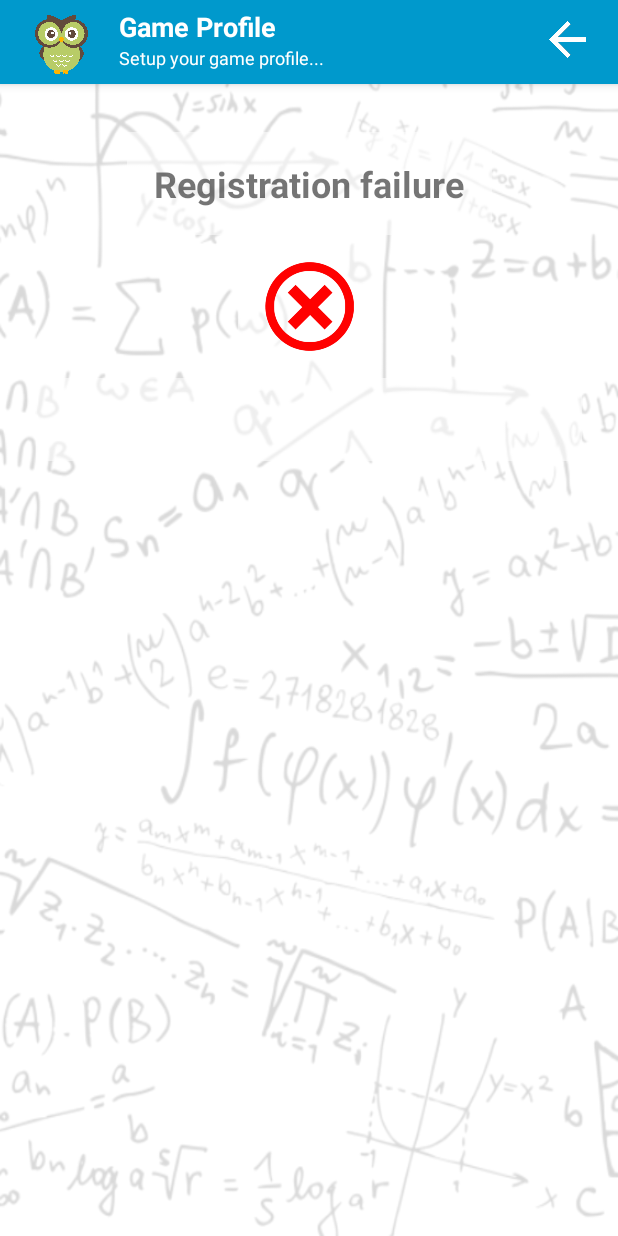
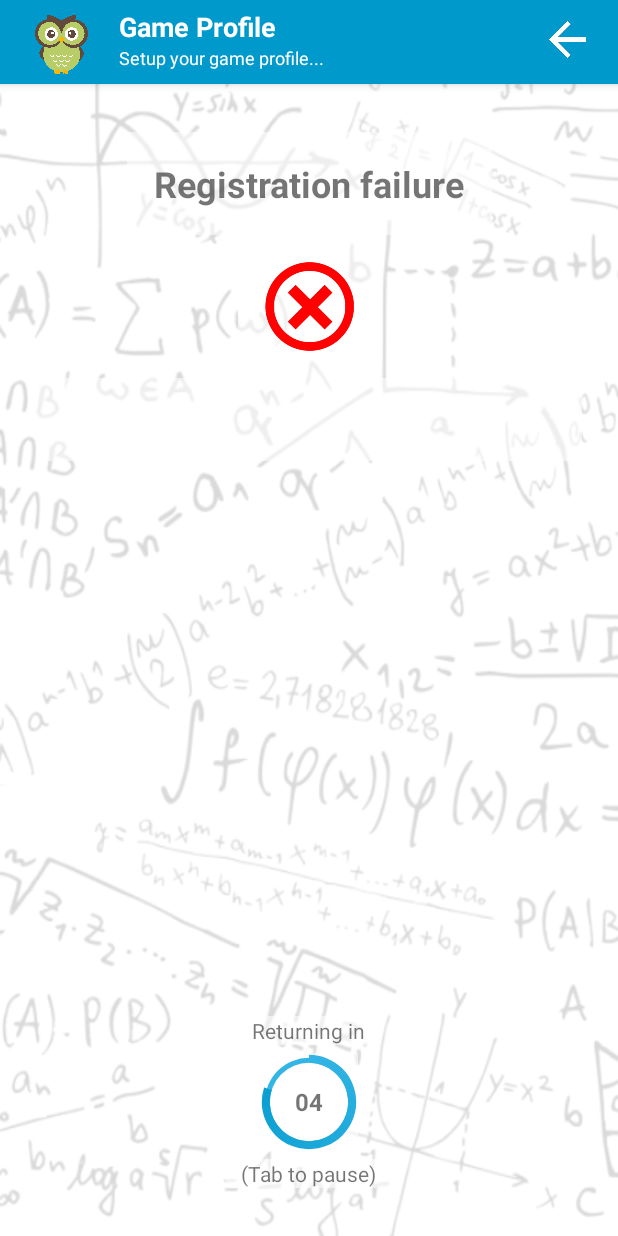
Before and after one commit to dennisbr3003/MyRegistration, an Android app: the fragment ResultFragment placed in its activity, on a phone screen of 412 x 824 dp. Run offline under Robolectric (Android 15) with nearby library versions, the phone set to English and light mode, and no system bars; network calls fail; 8 statements that could not run were skipped.

Commit message:
Result fragment. Added circular countdown progress bar

```diff
--- a/app/src/main/java/com/dennisbrink/mt/global/myregistration/RegisterActivity.java
+++ b/app/src/main/java/com/dennisbrink/mt/global/myregistration/RegisterActivity.java
@@ -151,8 +151,6 @@ public class RegisterActivity extends AppCompatActivity implements IRegisterActi
         // the get the custom layout to use full width
         this.getSupportActionBar().setCustomView(v, new Toolbar.LayoutParams(ViewGroup.LayoutParams.MATCH_PARENT, ViewGroup.LayoutParams.WRAP_CONTENT));
 
-
-
     }
 
 }
--- a/app/src/main/java/com/dennisbrink/mt/global/myregistration/ResultFragment.java
+++ b/app/src/main/java/com/dennisbrink/mt/global/myregistration/ResultFragment.java
@@ -4,24 +4,35 @@ import android.content.Intent;
 import android.os.Bundle;
 
 import androidx.fragment.app.Fragment;
-
+import android.os.CountDownTimer;
 import android.view.LayoutInflater;
 import android.view.View;
 import android.view.ViewGroup;
 import android.widget.ImageView;
+import android.widget.ProgressBar;
+import android.widget.RelativeLayout;
 import android.widget.TextView;
+
+import java.util.Locale;
 
 public class ResultFragment extends Fragment {
 
     boolean onlineRegistration;
 
-    TextView tvResult, tvMsg;
+    TextView tvResult, tvMsg, tvTime, tvStatus;
     ImageView ivRegisterResult;
+    CountDownTimer countDownTimer;
+    long time_left_in_millis = 5000;
+    Boolean timerIsRunning = false;
+
+    RelativeLayout rl;
+    static int progressBarMaxValue = 5;
+    ProgressBar progressBar;
 
     public ResultFragment() {
         // Required empty public constructor
     }
-// TODO countdowntimer (ContDownTimer) see Ferdi The Fly sow we can auto "go back" use circular progress bar
+
     @Override
     public void onCreate(Bundle savedInstanceState) {
         super.onCreate(savedInstanceState);
@@ -37,19 +48,76 @@ public class ResultFragment extends Fragment {
         tvMsg = v.findViewById(R.id.tvMsg);
         ivRegisterResult = v.findViewById(R.id.ivRegisterResult);
 
+        progressBar = v.findViewById(R.id.pbRegisterResult);
+        tvTime = v.findViewById(R.id.tvTime);
+        tvStatus = v.findViewById(R.id.tvStatus);
+
+        rl = v.findViewById(R.id.progressBarLayout);
+        tvTime.setText(String.format(Locale.getDefault(), "%02d", progressBarMaxValue));
+        progressBar.setMax(progressBarMaxValue);
+        progressBar.setProgress(progressBarMaxValue);
+
         Intent i = getActivity().getIntent();
         onlineRegistration = i.getBooleanExtra("ONLINE_REGISTRATION", false);
 
         if(onlineRegistration) {
-            tvResult.setText("Registration successful");
+            tvResult.setText(R.string.registration_successful);
             ivRegisterResult.setImageResource(R.drawable.checkok);
         } else {
-            tvResult.setText("Registration failure");
+            tvResult.setText(R.string.registration_failure);
             ivRegisterResult.setImageResource(R.drawable.error);
             tvMsg.setVisibility(View.VISIBLE);
             tvMsg.setText(i.getStringExtra("MSG"));
         }
 
+        rl.setOnClickListener(view -> {
+            if(!timerIsRunning) {
+                startTimer();
+                tvStatus.setText(R.string.tab_to_pause);
+            } else {
+                pauseTimer();
+                tvStatus.setText(R.string.tab_to_resume);
+            }
+        });
+
+        // start countdown timer (5 sec)
+        startTimer();
         return v;
     }
+
+    public void startTimer(){
+
+        countDownTimer = new CountDownTimer(time_left_in_millis, 1000) { // every second
+
+            @Override
+            public void onTick(long millisUntilFinished) {
+                time_left_in_millis = millisUntilFinished;
+                updateTimerText();
+            }
+
+            @Override
+            public void onFinish() {
+                // same as wrong answer
+                timerIsRunning = false;
+                pauseTimer();
+                updateTimerText();
+                // press back programmatically (method available to activity, not to fragment)
+                requireActivity().getOnBackPressedDispatcher().onBackPressed();
+            }
+
+        }.start();
+        timerIsRunning = true;
+    }
+
+    public void updateTimerText(){
+        int second = (int)(time_left_in_millis / 1000);
+        tvTime.setText(String.format(Locale.getDefault(), "%02d", second));
+        progressBar.setProgress(second, true);
+    }
+
+    public void pauseTimer(){
+        if(countDownTimer != null) { countDownTimer.cancel(); }
+        timerIsRunning = false;
+    }
+
 }
--- /dev/null
+++ b/app/src/main/res/drawable/circular_progress_bar.xml
@@ -0,0 +1,24 @@
+<?xml version="1.0" encoding="utf-8"?>
+<rotate
+    xmlns:android="http://schemas.android.com/apk/res/android"
+    android:fromDegrees="270"
+    android:toDegrees="270">
+
+    <!--styling the progress bar-->
+    <shape
+        android:innerRadiusRatio="2.5"
+        android:shape="ring"
+        android:thickness="5dp"
+        android:useLevel="true">
+        <gradient
+            android:angle="0"
+            android:endColor="@color/holo_blue_dark"
+            android:startColor="@color/holo_blue_light"
+            android:type="sweep"
+            android:useLevel="false" />
+    </shape>
+
+</rotate>
+
+<!--https://www.geeksforgeeks.org/how-to-implement-circular-progressbar-in-android/-->
+    <!--            android:startColor="#000000"-->
--- /dev/null
+++ b/app/src/main/res/drawable/circular_shape.xml
@@ -0,0 +1,11 @@
+<?xml version="1.0" encoding="utf-8"?>
+<shape
+    xmlns:android="http://schemas.android.com/apk/res/android"
+    android:innerRadiusRatio="2.5"
+    android:shape="ring"
+    android:thickness="3dp"
+    android:useLevel="false">
+    <solid android:color="@color/holo_blue_light" />
+</shape>
+
+<!--https://www.geeksforgeeks.org/how-to-implement-circular-progressbar-in-android/-->
--- a/app/src/main/res/layout/fragment_result.xml
+++ b/app/src/main/res/layout/fragment_result.xml
@@ -16,7 +16,7 @@
         android:layout_marginTop="32dp"
         android:background="#90FFFFFF"
         android:padding="18dp"
-        android:text="dummy text"
+        android:text="@string/dummy_text"
         android:textSize="24sp"
         android:textStyle="bold"
         app:layout_constraintEnd_toEndOf="parent"
@@ -31,7 +31,7 @@
         android:layout_marginEnd="24dp"
         android:background="#90FFFFFF"
         android:padding="18dp"
-        android:text="Some message"
+        android:text="@string/some_message"
         android:textAlignment="center"
         android:visibility="invisible"
         app:layout_constraintEnd_toEndOf="parent"
@@ -50,4 +50,73 @@
         app:layout_constraintStart_toStartOf="parent"
         app:layout_constraintTop_toBottomOf="@+id/tvResult" />
 
+    <!--https://www.geeksforgeeks.org/how-to-implement-circular-progressbar-in-android/-->
+    <LinearLayout
+        android:id="@+id/main"
+        android:layout_width="match_parent"
+        android:layout_height="wrap_content"
+        android:layout_marginBottom="32dp"
+        android:gravity="center_horizontal"
+        android:orientation="vertical"
+        app:layout_constraintBottom_toBottomOf="parent"
+        app:layout_constraintEnd_toEndOf="parent"
+        app:layout_constraintStart_toStartOf="parent"
+        tools:context=".MainActivity">
+
+        <TextView
+            android:id="@+id/tvReturnToMenu"
+            android:layout_width="wrap_content"
+            android:layout_height="wrap_content"
+            android:layout_marginBottom="5dp"
+            android:background="#90FFFFFF"
+            android:paddingStart="10dp"
+            android:paddingEnd="10dp"
+            android:text="@string/returning_in"
+            android:textAlignment="center" />
+
+        <RelativeLayout
+            android:id="@+id/progressBarLayout"
+            android:layout_width="65dp"
+            android:layout_height="65dp"
+            android:background="#90FFFFFF">
+
+            <!--progress bar implementation-->
+            <ProgressBar
+                android:id="@+id/pbRegisterResult"
+                style="?android:attr/progressBarStyleHorizontal"
+                android:layout_width="match_parent"
+                android:layout_height="match_parent"
+                android:background="@drawable/circular_shape"
+                android:indeterminate="false"
+                android:progressDrawable="@drawable/circular_progress_bar"
+                android:textAlignment="center" />
+
+            <!--Text implementation in center of the progress bar-->
+
+            <TextView
+                android:id="@+id/tvTime"
+                android:layout_width="wrap_content"
+                android:layout_height="wrap_content"
+                android:layout_alignParentLeft="true"
+                android:layout_alignParentRight="true"
+                android:layout_centerVertical="true"
+                android:gravity="center"
+                android:text="@string/countdown_initialtext"
+                android:textSize="16sp"
+                android:textStyle="bold" />
+        </RelativeLayout>
+
+        <TextView
+            android:id="@+id/tvStatus"
+            android:layout_width="wrap_content"
+            android:layout_height="wrap_content"
+            android:layout_marginTop="5dp"
+            android:background="#90FFFFFF"
+            android:paddingStart="10dp"
+            android:paddingEnd="10dp"
+            android:text="@string/tab_to_pause"
+            android:textAlignment="center" />
+
+    </LinearLayout>
+
 </androidx.constraintlayout.widget.ConstraintLayout>
--- a/app/src/main/res/values/strings.xml
+++ b/app/src/main/res/values/strings.xml
@@ -2,4 +2,12 @@
     <string name="app_name">MyRegistration</string>
     <string name="send">Send</string>
     <string name="cloud">cloud</string>
+    <string name="tab_to_resume">(Tab to resume)</string>
+    <string name="tab_to_pause">(Tab to pause)</string>
+    <string name="registration_failure">Registration failure</string>
+    <string name="registration_successful">Registration successful</string>
+    <string name="countdown_initialtext">---</string>
+    <string name="returning_in">Returning in</string>
+    <string name="some_message">Some message</string>
+    <string name="dummy_text">dummy text</string>
 </resources>
--- a/app/src/main/res/values/styles.xml
+++ /dev/null
@@ -1,6 +0,0 @@
-<?xml version="1.0" encoding="utf-8"?>
-<resources>
-    <style name="ProgressBarStyle">
-        <item name="colorAccent">@color/ProgressGreen</item>
-    </style>
-</resources>
--- a/app/src/main/res/values/themes.xml
+++ b/app/src/main/res/values/themes.xml
@@ -14,4 +14,5 @@
         <item name="android:statusBarColor" tools:targetApi="l">?attr/colorPrimaryVariant</item>
         <!-- Customize your theme here. -->
     </style>
+
 </resources>
```
